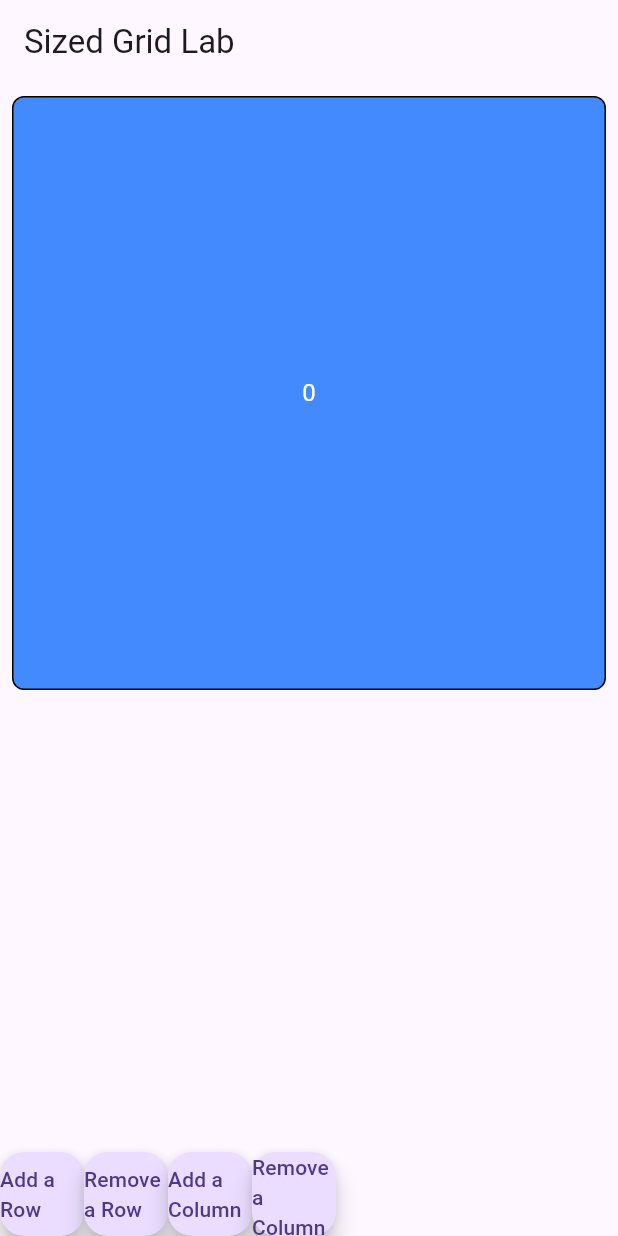
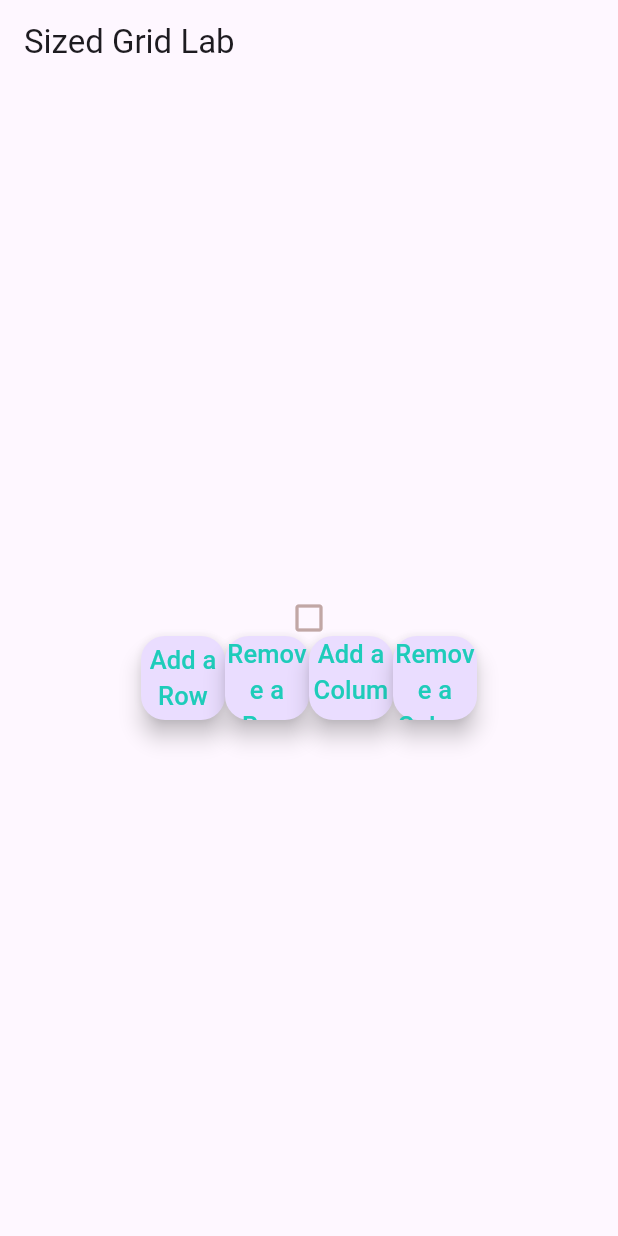
Before and after one commit to AsherHoltham/ITP368-Cross-Platform-Development, a Flutter app: the screen it shows after launch, on a phone screen of 412 x 824 dp. Run offline on Flutter 3.47's test engine with Material 3 defaults, Android fonts, the phone set to English and light mode, and no system bars; our stand-ins replace flutter_bloc.

Commit message:
SIZED GRID LAB COMPLETE

```diff
--- a/labs/lib/SizedGrid.dart
+++ b/labs/lib/SizedGrid.dart
@@ -7,12 +7,12 @@ class CounterState {
 }
 
 class RowCounterCubit extends Cubit<CounterState> {
-  RowCounterCubit() : super(const CounterState(0));
+  RowCounterCubit() : super(const CounterState(1));
 
   void increment() => emit(CounterState(state.count + 1));
   void decrement()
   {
-    if(state.count > 0)
+    if(state.count > 1)
     {
       emit(CounterState(state.count - 1));
     }
@@ -24,12 +24,12 @@ class RowCounterCubit extends Cubit<CounterState> {
 }
 
 class ColCounterCubit extends Cubit<CounterState> {
-  ColCounterCubit() : super(const CounterState(0));
+  ColCounterCubit() : super(const CounterState(1));
 
   void increment() => emit(CounterState(state.count + 1));
   void decrement()
   {
-    if(state.count > 0)
+    if(state.count > 1)
     {
       emit(CounterState(state.count - 1));
     }
@@ -55,47 +55,6 @@ class SizedGridCubit extends Cubit<SizedGrid>{
 
   void changeRows(int count) => emit(SizedGrid(count, state.mColCnt));
   void changeCols(int count) => emit(SizedGrid(state.mRowCnt, count));
-}
-
-class SizedGridWidget extends StatelessWidget {
-  const SizedGridWidget({super.key});
-
-  @override
-  Widget build(BuildContext context) {
-    return BlocBuilder<SizedGridCubit, SizedGrid>(
-      builder: (context, sizedGrid) {
-        // Fallback to 1 if the value is less than or equal to 0.
-        final int rows = sizedGrid.mRowCnt > 0 ? sizedGrid.mRowCnt : 1;
-        final int cols = sizedGrid.mColCnt > 0 ? sizedGrid.mColCnt : 1;
-        final int itemCount = rows * cols;
-
-        return GridView.builder(
-          padding: const EdgeInsets.all(8.0),
-          gridDelegate: SliverGridDelegateWithFixedCrossAxisCount(
-            crossAxisCount: cols,
-            mainAxisSpacing: 4.0,
-            crossAxisSpacing: 4.0,
-          ),
-          itemCount: itemCount,
-          itemBuilder: (context, index) {
-            return Container(
-              decoration: BoxDecoration(
-                color: Colors.blueAccent,
-                border: Border.all(color: Colors.black),
-                borderRadius: BorderRadius.circular(8.0),
-              ),
-              child: Center(
-                child: Text(
-                  '$index',
-                  style: const TextStyle(color: Colors.white, fontSize: 16),
-                ),
-              ),
-            );
-          },
-        );
-      },
-    );
-  }
 }
 
 void main() {
@@ -135,6 +94,17 @@ class MyHomePage extends StatelessWidget {
     context.read<SizedGridCubit>().changeRows(rowCount);
     context.read<SizedGridCubit>().changeCols(colCount);
 
+    List<Widget> gridRows = [];
+    for (int i = 0; i < rowCount; i++) {
+      List<Widget> rowCells = [];
+      for (int j = 0; j < colCount; j++) {
+        rowCells.add(
+          Icon(Icons.check_box_outline_blank, color: const Color.fromARGB(255, 193, 167, 165)), // Empty icon
+        );
+      }
+      gridRows.add(Row(mainAxisAlignment: MainAxisAlignment.center, children: rowCells));
+    }
+
     return Scaffold(
       appBar: AppBar(
         title: Text(title),
@@ -144,30 +114,53 @@ class MyHomePage extends StatelessWidget {
           mainAxisAlignment: MainAxisAlignment.center,
           children:
           [
-            Expanded(
-              child: const SizedGridWidget()
-            ),
-
+            Column(children: gridRows), // Grid of bottles
             Column(
               mainAxisAlignment: MainAxisAlignment.center,
               children: [
                 Row(
+                  mainAxisAlignment: MainAxisAlignment.center,
                   children: [
-                    FloatingActionButton(
-                      onPressed: () => context.read<RowCounterCubit>().increment(),
-                      child: Text("Add a Row"),
+                  FloatingActionButton(
+                    onPressed: () => context.read<RowCounterCubit>().increment(),
+                    child:
+                      Text("Add a Row",
+                        textAlign: TextAlign.center,
+                        style: TextStyle(
+                          fontSize: 17,
+                          color: Color.fromARGB(255, 30, 204, 186),
+                        ),
+                      ),
                     ),
                     FloatingActionButton(
                       onPressed: () => context.read<RowCounterCubit>().decrement(),
-                      child: Text("Remove a Row"),
+                      child: Text("Remove a Row",
+                        textAlign: TextAlign.center,
+                        style: TextStyle(
+                          fontSize: 17,
+                          color: Color.fromARGB(255, 30, 204, 186),
+                        ),
+                      ),
                     ),
-                                FloatingActionButton(
+                    FloatingActionButton(
                       onPressed: () => context.read<ColCounterCubit>().increment(),
-                      child: Text("Add a Column"),
+                      child: Text("Add a Column",
+                        textAlign: TextAlign.center,
+                        style: TextStyle(
+                          fontSize: 17,
+                          color: Color.fromARGB(255, 30, 204, 186),
+                        ),
+                      ),
                     ),
                     FloatingActionButton(
                       onPressed: () => context.read<ColCounterCubit>().decrement(),
-                      child: Text("Remove a Column"),
+                      child: Text("Remove a Column",
+                        textAlign: TextAlign.center,
+                        style: TextStyle(
+                          fontSize: 17,
+                          color: Color.fromARGB(255, 30, 204, 186),
+                        ),
+                      ),
                     ),
                   ],
                 )
```
